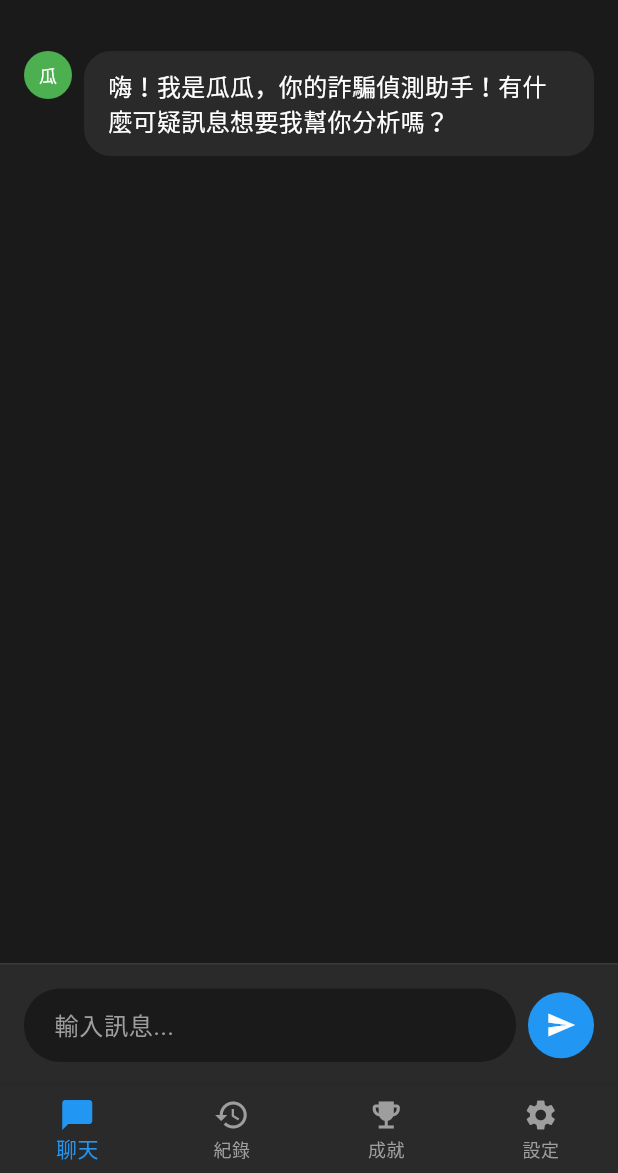
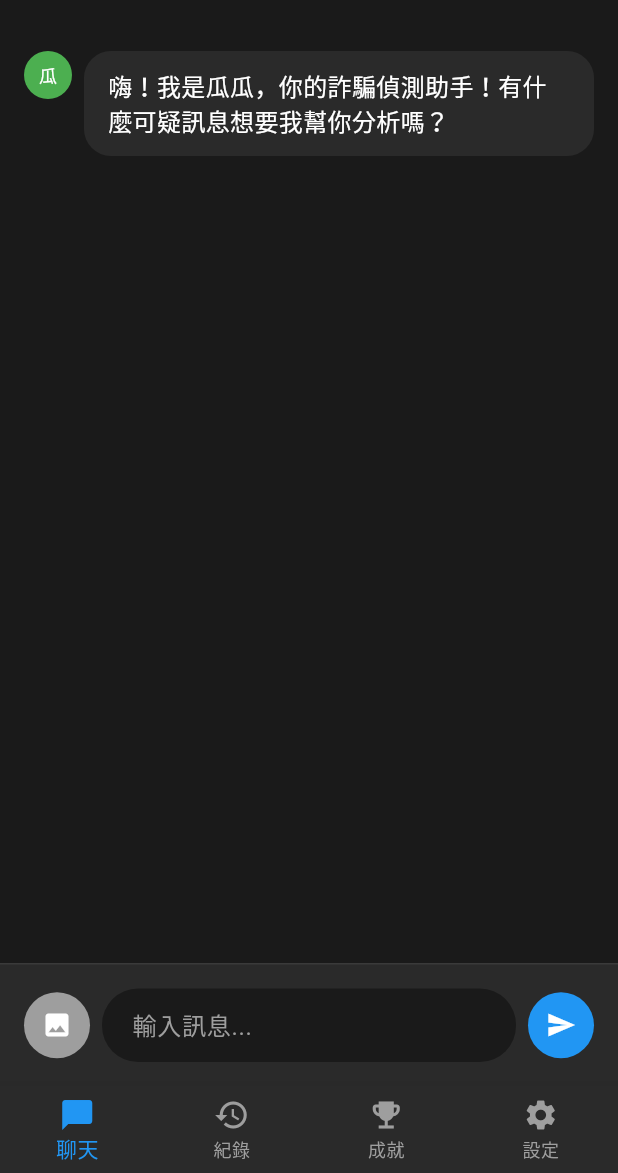
Before and after one commit to Strong5566/fraud_helper_app, a Flutter app: the screen it shows after launch, on a phone screen of 412 x 824 dp, the part 63-1236 px from its top. Run offline on Flutter 3.47's test engine with Material 3 defaults, Android fonts, the phone set to English and light mode, and no system bars; our stand-ins replace image_picker.

Commit message:
feat: add image picker and modify chat screen

```diff
--- a/lib/models/message.dart
+++ b/lib/models/message.dart
@@ -2,10 +2,12 @@ class Message {
   final String text;
   final bool isUser;
   final DateTime timestamp;
+  final String? imagePath;
 
   Message({
     required this.text,
     required this.isUser,
     required this.timestamp,
+    this.imagePath,
   });
 }
--- a/lib/screens/chat_screen.dart
+++ b/lib/screens/chat_screen.dart
@@ -12,7 +12,7 @@ class ChatScreen extends StatefulWidget {
   State<ChatScreen> createState() => _ChatScreenState();
 }
 
-class _ChatScreenState extends State<ChatScreen> {
+class _ChatScreenState extends State<ChatScreen> with AutomaticKeepAliveClientMixin {
   final TextEditingController _controller = TextEditingController();
   final List<Message> _messages = [];
   final ScrollController _scrollController = ScrollController();
@@ -25,15 +25,33 @@ class _ChatScreenState extends State<ChatScreen> {
     _addMessage(_chatService.getWelcomeMessage(), false);
   }
 
-  void _addMessage(String text, bool isUser) {
+  void _addMessage(String text, bool isUser, {String? imagePath}) {
     setState(() {
       _messages.add(Message(
         text: text,
         isUser: isUser,
         timestamp: DateTime.now(),
+        imagePath: imagePath,
       ));
     });
     _scrollToBottom();
+  }
+
+  void _sendImage(String imagePath) {
+    _addMessage('', true, imagePath: imagePath);
+
+    // 模擬 AI 回應
+    setState(() {
+      _isTyping = true;
+    });
+    _scrollToBottom();
+
+    Future.delayed(const Duration(seconds: 1), () {
+      setState(() {
+        _isTyping = false;
+      });
+      _addMessage('瓜瓜看到了你的圖片！讓我分析一下...', false);
+    });
   }
 
   void _scrollToBottom() {
@@ -79,7 +97,11 @@ class _ChatScreenState extends State<ChatScreen> {
   }
 
   @override
+  bool get wantKeepAlive => true;
+
+  @override
   Widget build(BuildContext context) {
+    super.build(context);
     return Scaffold(
       appBar: AppBar(
         title: const Text('詐騙偵測器'),
@@ -111,6 +133,7 @@ class _ChatScreenState extends State<ChatScreen> {
           ChatInput(
             controller: _controller,
             onSend: _sendMessage,
+            onImageSelected: _sendImage,
           ),
         ],
       ),
--- a/lib/screens/main_screen.dart
+++ b/lib/screens/main_screen.dart
@@ -24,7 +24,10 @@ class _MainScreenState extends State<MainScreen> {
   @override
   Widget build(BuildContext context) {
     return Scaffold(
-      body: _pages[_currentIndex],
+      body: IndexedStack(
+        index: _currentIndex,
+        children: _pages,
+      ),
       bottomNavigationBar: BottomNavigationBar(
         type: BottomNavigationBarType.fixed,
         backgroundColor: const Color(0xFF2A2A2A),
--- a/lib/widgets/chat_input.dart
+++ b/lib/widgets/chat_input.dart
@@ -1,13 +1,16 @@
 import 'package:flutter/material.dart';
+import 'package:image_picker/image_picker.dart';
 
 class ChatInput extends StatelessWidget {
   final TextEditingController controller;
   final VoidCallback onSend;
+  final Function(String) onImageSelected;
 
   const ChatInput({
     super.key,
     required this.controller,
     required this.onSend,
+    required this.onImageSelected,
   });
 
   @override
@@ -20,6 +23,28 @@ class ChatInput extends StatelessWidget {
       ),
       child: Row(
         children: [
+          GestureDetector(
+            onTap: () async {
+              final picker = ImagePicker();
+              final image = await picker.pickImage(source: ImageSource.gallery);
+              if (image != null) {
+                onImageSelected(image.path);
+              }
+            },
+            child: Container(
+              padding: const EdgeInsets.all(12),
+              decoration: const BoxDecoration(
+                color: Colors.grey,
+                shape: BoxShape.circle,
+              ),
+              child: const Icon(
+                Icons.image,
+                color: Colors.white,
+                size: 20,
+              ),
+            ),
+          ),
+          const SizedBox(width: 8),
           Expanded(
             child: TextField(
               controller: controller,
--- a/lib/widgets/message_bubble.dart
+++ b/lib/widgets/message_bubble.dart
@@ -1,4 +1,5 @@
 import 'package:flutter/material.dart';
+import 'dart:io';
 import '../models/message.dart';
 
 class MessageBubble extends StatelessWidget {
@@ -29,12 +30,30 @@ class MessageBubble extends StatelessWidget {
                 color: message.isUser ? Colors.blue : const Color(0xFF2A2A2A),
                 borderRadius: BorderRadius.circular(18),
               ),
-              child: Text(
-                message.text,
-                style: const TextStyle(
-                  color: Colors.white,
-                  fontSize: 16,
-                ),
+              child: Column(
+                crossAxisAlignment: CrossAxisAlignment.start,
+                children: [
+                  if (message.imagePath != null) ...[
+                    ClipRRect(
+                      borderRadius: BorderRadius.circular(8),
+                      child: Image.file(
+                        File(message.imagePath!),
+                        width: 200,
+                        height: 200,
+                        fit: BoxFit.cover,
+                      ),
+                    ),
+                    if (message.text.isNotEmpty) const SizedBox(height: 8),
+                  ],
+                  if (message.text.isNotEmpty)
+                    Text(
+                      message.text,
+                      style: const TextStyle(
+                        color: Colors.white,
+                        fontSize: 16,
+                      ),
+                    ),
+                ],
               ),
             ),
           ),
--- a/pubspec.yaml
+++ b/pubspec.yaml
@@ -35,6 +35,7 @@ dependencies:
   # Use with the CupertinoIcons class for iOS style icons.
   cupertino_icons: ^1.0.8
   http: ^1.6.0
+  image_picker: ^1.2.1
 
 dev_dependencies:
   flutter_test:
```
Also changed, not shown: pubspec.lock, 5 other files.
